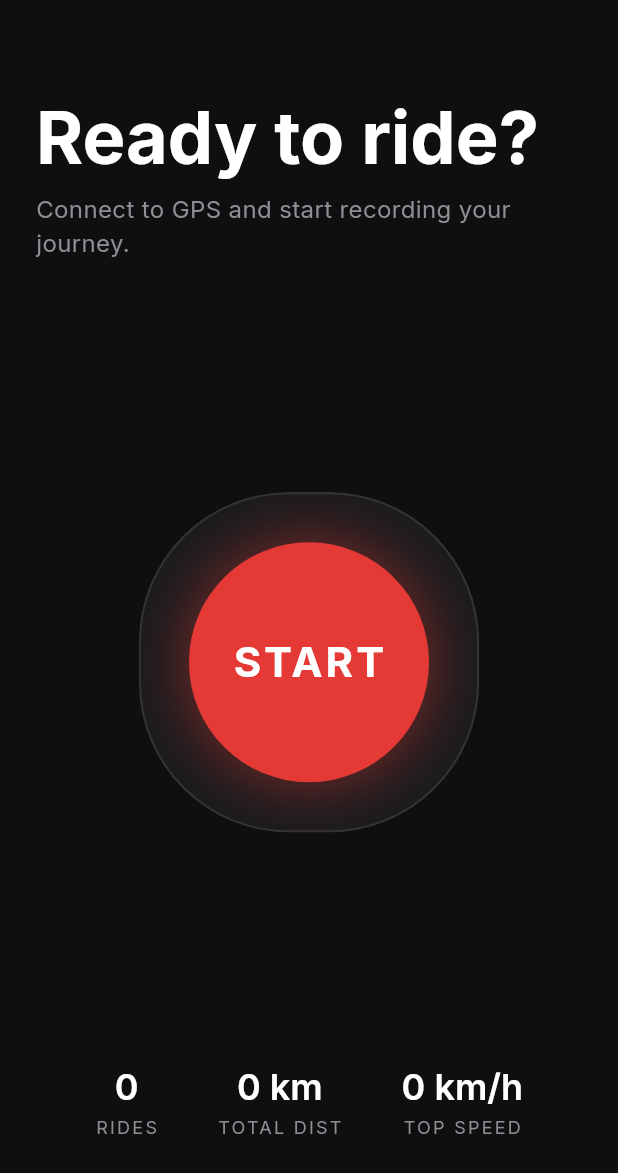
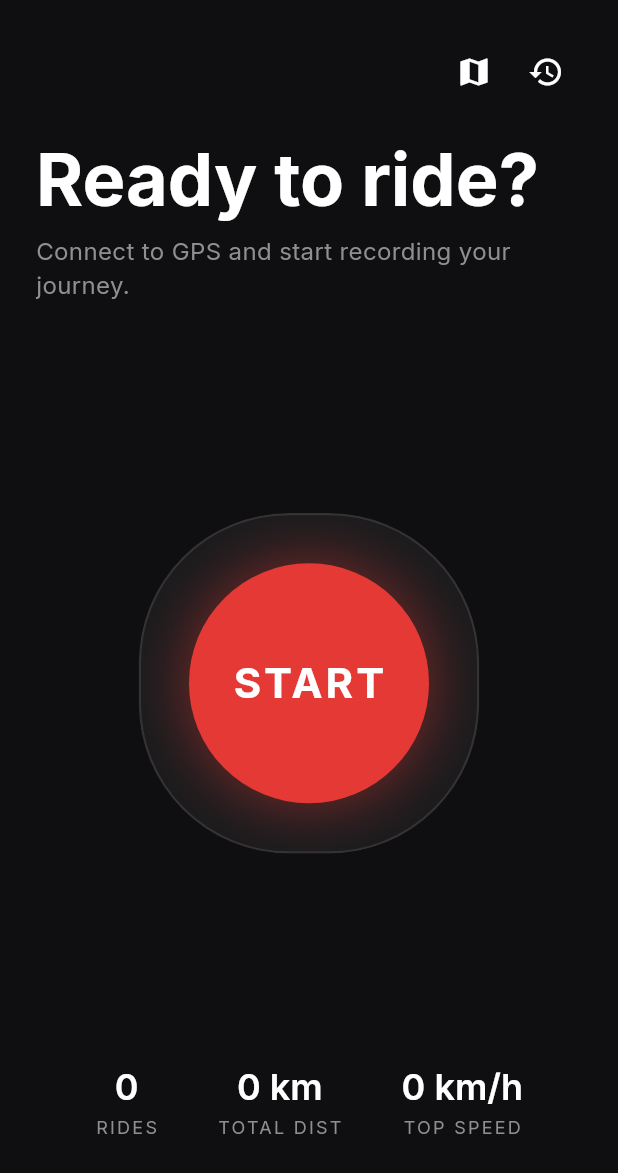
Before and after one commit to lakhansoni126/ridex, a Flutter app: the screen it shows after launch, on a phone screen of 412 x 824 dp. Shown: the top 1173 px of the screen. Run offline on Flutter 3.47's test engine with Material 3 defaults, Android fonts, the phone set to English and light mode, and no system bars; our stand-ins replace flutter_riverpod, go_router, google_fonts, google_maps_flutter, isar; accounts and stored records are empty; generated files the repository leaves out were written again.

Commit message:
Add Isar models, Map UI, and History UI

```diff
--- /dev/null
+++ b/lib/database/models.dart
@@ -0,0 +1,37 @@
+import 'package:isar/isar.dart';
+
+part 'models.g.dart'; // Will be generated by build_runner
+
+@collection
+class Ride {
+  Id id = Isar.autoIncrement;
+
+  late DateTime startTime;
+  DateTime? endTime;
+
+  // Statistics
+  double distance = 0.0; // in kilometers
+  double durationSeconds = 0.0;
+  double avgSpeed = 0.0; // km/h
+  double topSpeed = 0.0; // km/h
+
+  // Relationship to points
+  @Backlink(to: 'ride')
+  final points = IsarLinks<RidePoint>();
+}
+
+@collection
+class RidePoint {
+  Id id = Isar.autoIncrement;
+
+  late double latitude;
+  late double longitude;
+  late double speed; // km/h
+  late double heading;
+  late double altitude;
+  late double accuracy;
+  late DateTime timestamp;
+
+  // The ride this point belongs to
+  final ride = IsarLink<Ride>();
+}
--- a/lib/features/ride/presentation/home_dashboard_screen.dart
+++ b/lib/features/ride/presentation/home_dashboard_screen.dart
@@ -16,7 +16,20 @@ class HomeDashboardScreen extends StatelessWidget {
           child: Column(
             crossAxisAlignment: CrossAxisAlignment.start,
             children: [
-              const SizedBox(height: 40),
+              Row(
+                mainAxisAlignment: MainAxisAlignment.end,
+                children: [
+                  IconButton(
+                    icon: const Icon(Icons.map, color: Colors.white),
+                    onPressed: () => context.push('/map'),
+                  ),
+                  IconButton(
+                    icon: const Icon(Icons.history, color: Colors.white),
+                    onPressed: () => context.push('/history'),
+                  ),
+                ],
+              ),
+              const SizedBox(height: 20),
               Text(
                 'Ready to ride?',
                 style: theme.textTheme.displayMedium,
--- a/lib/main.dart
+++ b/lib/main.dart
@@ -6,6 +6,8 @@ import 'package:google_fonts/google_fonts.dart';
 import 'core/theme/app_theme.dart';
 import 'features/ride/presentation/home_dashboard_screen.dart';
 import 'features/ride/presentation/ride_dashboard_screen.dart';
+import 'features/history/presentation/history_screen.dart';
+import 'features/map/presentation/map_screen.dart';
 
 void main() async {
   WidgetsFlutterBinding.ensureInitialized();
@@ -24,6 +26,14 @@ final goRouterProvider = Provider<GoRouter>((ref) {
       GoRoute(
         path: '/ride',
         builder: (context, state) => const RideDashboardScreen(),
+      ),
+      GoRoute(
+        path: '/history',
+        builder: (context, state) => const HistoryScreen(),
+      ),
+      GoRoute(
+        path: '/map',
+        builder: (context, state) => const MapScreen(),
       ),
     ],
   );
```
Also changed, not shown: lib/features/history/presentation/history_screen.dart (added, +73 -0 lines), lib/features/map/presentation/map_screen.dart (added, +34 -0 lines).
